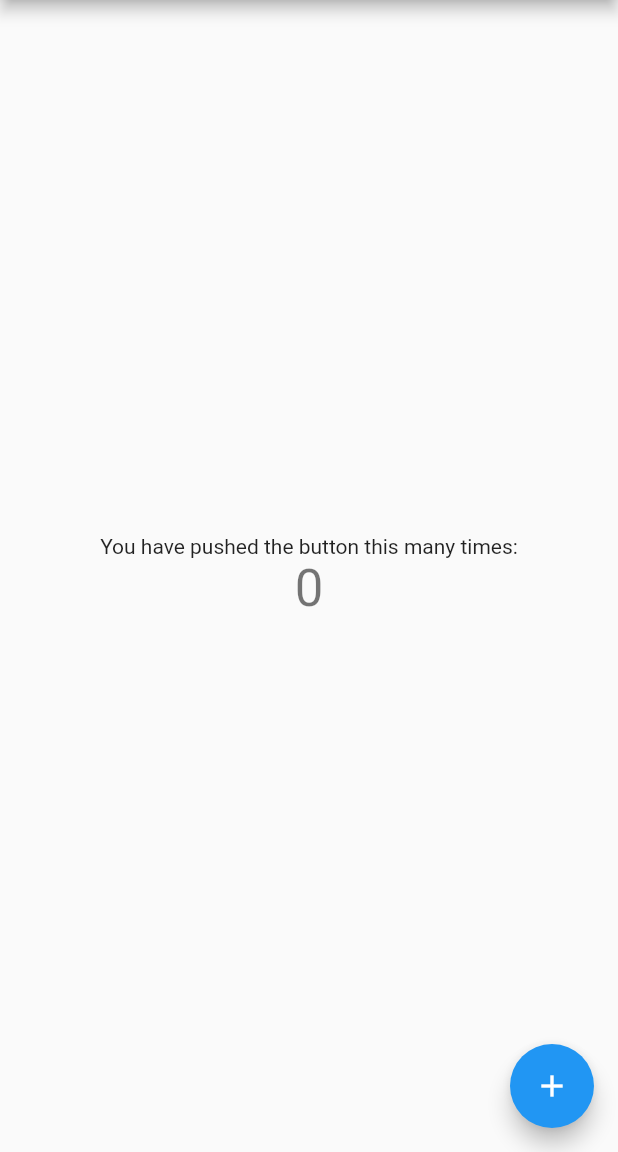
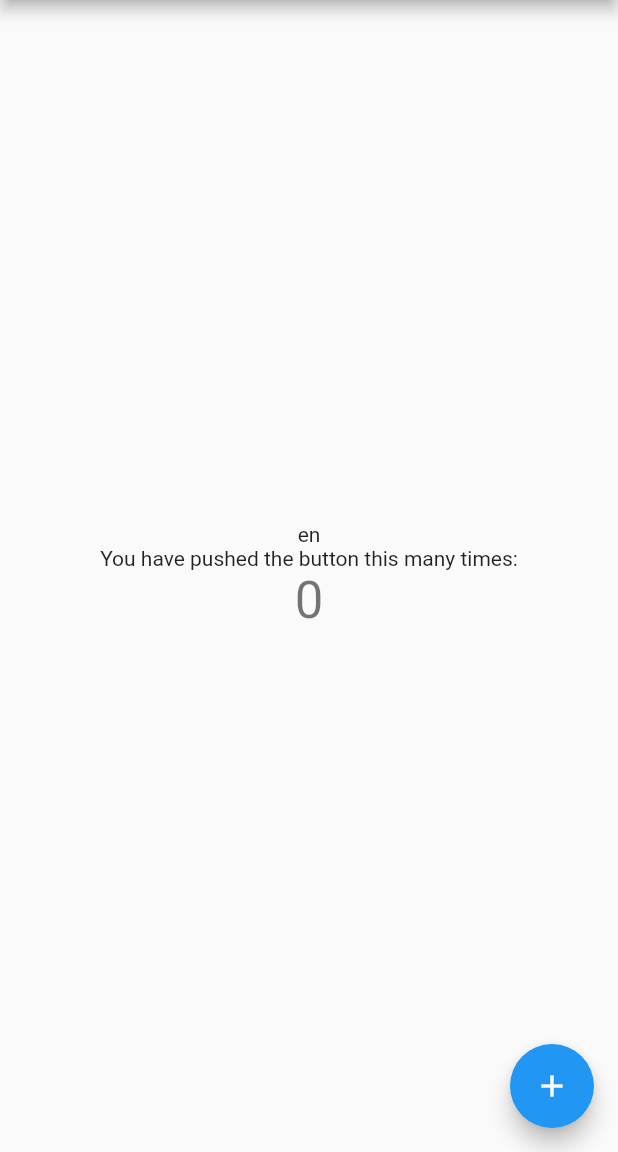
Before and after one commit to coliver0221/Flutter-Practice, a Flutter app: the screen it shows after launch, on a phone screen of 412 x 824 dp, the part 84-1236 px from its top. Run offline on Flutter 3.47's test engine with Material 2 defaults, Android fonts, the phone set to English and light mode, and no system bars; our stand-ins replace dio, shared_preferences.

Commit message:
feat: complete test

```diff
--- /dev/null
+++ b/localization_test/lib/l10n/intl_en.arb
@@ -0,0 +1,3 @@
+{
+    "sampleText": "You have pushed the button this many times:"
+}
--- /dev/null
+++ b/localization_test/lib/l10n/intl_ja_JP.arb
@@ -0,0 +1,3 @@
+{
+    "sampleText": "抱歉我不會日文 ＱＡＱ"
+}
--- /dev/null
+++ b/localization_test/lib/l10n/intl_zh_TW.arb
@@ -0,0 +1,3 @@
+{
+    "sampleText": "你按了按鈕這多下:"
+}
--- a/localization_test/lib/main.dart
+++ b/localization_test/lib/main.dart
@@ -1,29 +1,28 @@
 import 'package:flutter/material.dart';
+import 'package:flutter_localizations/flutter_localizations.dart';
+import 'package:intl/intl.dart';
+import 'generated/l10n.dart';
 
 void main() {
   runApp(MyApp());
 }
 
 class MyApp extends StatelessWidget {
-  // This widget is the root of your application.
   @override
   Widget build(BuildContext context) {
     return MaterialApp(
+      /// set localization
+      localizationsDelegates: [
+        S.delegate,
+        GlobalMaterialLocalizations.delegate,
+        GlobalWidgetsLocalizations.delegate,
+        GlobalCupertinoLocalizations.delegate,
+      ],
+      supportedLocales: S.delegate.supportedLocales,
+
       title: 'Flutter Demo',
       theme: ThemeData(
-        // This is the theme of your application.
-        //
-        // Try running your application with "flutter run". You'll see the
-        // application has a blue toolbar. Then, without quitting the app, try
-        // changing the primarySwatch below to Colors.green and then invoke
-        // "hot reload" (press "r" in the console where you ran "flutter run",
-        // or simply save your changes to "hot reload" in a Flutter IDE).
-        // Notice that the counter didn't reset back to zero; the application
-        // is not restarted.
         primarySwatch: Colors.blue,
-        // This makes the visual density adapt to the platform that you run
-        // the app on. For desktop platforms, the controls will be smaller and
-        // closer together (more dense) than on mobile platforms.
         visualDensity: VisualDensity.adaptivePlatformDensity,
       ),
       home: MyHomePage(title: 'Flutter Demo Home Page'),
@@ -33,15 +32,6 @@ class MyApp extends StatelessWidget {
 
 class MyHomePage extends StatefulWidget {
   MyHomePage({Key key, this.title}) : super(key: key);
-
-  // This widget is the home page of your application. It is stateful, meaning
-  // that it has a State object (defined below) that contains fields that affect
-  // how it looks.
-
-  // This class is the configuration for the state. It holds the values (in this
-  // case the title) provided by the parent (in this case the App widget) and
-  // used by the build method of the State. Fields in a Widget subclass are
-  // always marked "final".
 
   final String title;
 
@@ -54,51 +44,25 @@ class _MyHomePageState extends State<MyHomePage> {
 
   void _incrementCounter() {
     setState(() {
-      // This call to setState tells the Flutter framework that something has
-      // changed in this State, which causes it to rerun the build method below
-      // so that the display can reflect the updated values. If we changed
-      // _counter without calling setState(), then the build method would not be
-      // called again, and so nothing would appear to happen.
       _counter++;
     });
   }
 
   @override
   Widget build(BuildContext context) {
-    // This method is rerun every time setState is called, for instance as done
-    // by the _incrementCounter method above.
-    //
-    // The Flutter framework has been optimized to make rerunning build methods
-    // fast, so that you can just rebuild anything that needs updating rather
-    // than having to individually change instances of widgets.
     return Scaffold(
       appBar: AppBar(
-        // Here we take the value from the MyHomePage object that was created by
-        // the App.build method, and use it to set our appbar title.
         title: Text(widget.title),
       ),
       body: Center(
-        // Center is a layout widget. It takes a single child and positions it
-        // in the middle of the parent.
         child: Column(
-          // Column is also a layout widget. It takes a list of children and
-          // arranges them vertically. By default, it sizes itself to fit its
-          // children horizontally, and tries to be as tall as its parent.
-          //
-          // Invoke "debug painting" (press "p" in the console, choose the
-          // "Toggle Debug Paint" action from the Flutter Inspector in Android
-          // Studio, or the "Toggle Debug Paint" command in Visual Studio Code)
-          // to see the wireframe for each widget.
-          //
-          // Column has various properties to control how it sizes itself and
-          // how it positions its children. Here we use mainAxisAlignment to
-          // center the children vertically; the main axis here is the vertical
-          // axis because Columns are vertical (the cross axis would be
-          // horizontal).
           mainAxisAlignment: MainAxisAlignment.center,
           children: <Widget>[
             Text(
-              'You have pushed the button this many times:',
+              Intl.getCurrentLocale(),
+            ),
+            Text(
+              S.of(context).sampleText,
             ),
             Text(
               '$_counter',
@@ -111,7 +75,7 @@ class _MyHomePageState extends State<MyHomePage> {
         onPressed: _incrementCounter,
         tooltip: 'Increment',
         child: Icon(Icons.add),
-      ), // This trailing comma makes auto-formatting nicer for build methods.
+      ),
     );
   }
 }
```
Also changed, not shown: localization_test/pubspec.yaml (+5 -6 lines), localization_test/lib/generated/intl/messages_all.dart (added), localization_test/lib/generated/intl/messages_en.dart (added), localization_test/lib/generated/intl/messages_ja_JP.dart (added), localization_test/lib/generated/intl/messages_zh_TW.dart (added), localization_test/lib/generated/l10n.dart (added), localization_test/pubspec.lock, 1 other file.
